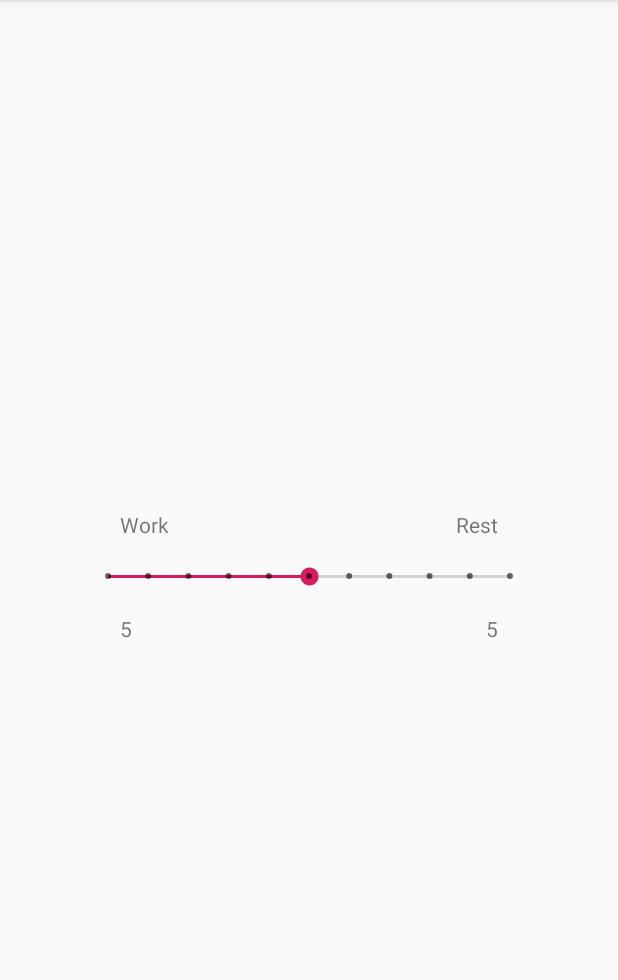
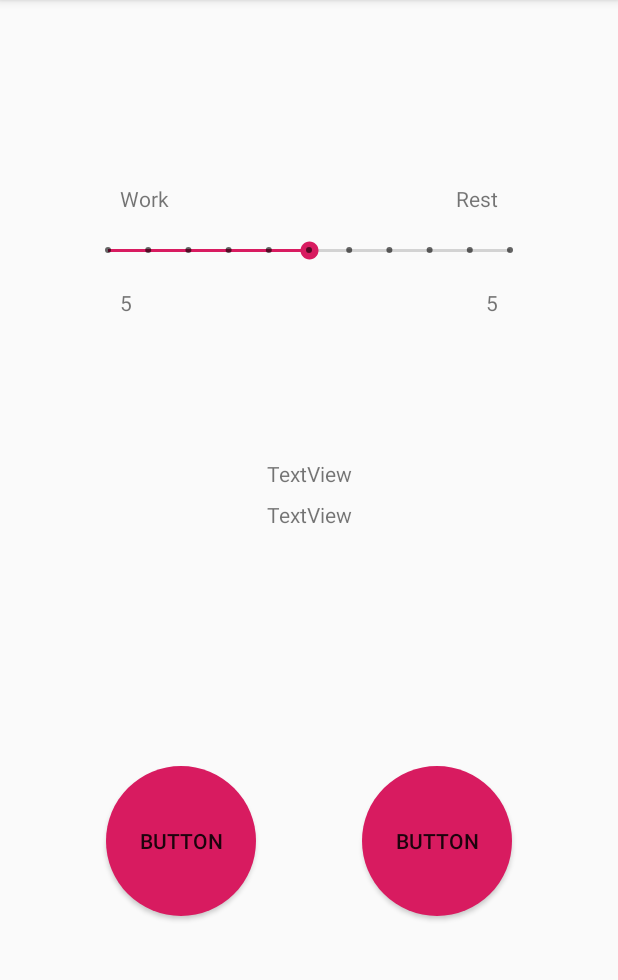
Before and after one commit to kirillkhudiakov/work-life-balance, an Android app: the screen it shows after launch (MainActivity), on a phone screen of 412 x 824 dp, the part 84-1064 px from its top. Run offline under Robolectric (Android 15) with nearby library versions, the phone set to English and light mode, and no system bars; our stand-ins replace data binding.

Commit message:
finished layout constraints

```diff
--- /dev/null
+++ b/app/src/main/res/drawable/circle.xml
@@ -0,0 +1,6 @@
+<?xml version="1.0" encoding="utf-8"?>
+<shape xmlns:android="http://schemas.android.com/apk/res/android"
+    android:shape="oval">
+    <solid
+        android:color="@color/colorAccent"/>
+</shape>
--- a/app/src/main/res/layout/activity_main.xml
+++ b/app/src/main/res/layout/activity_main.xml
@@ -21,10 +21,10 @@
             android:layout_height="wrap_content"
             android:max="10"
             android:progress="5"
-            app:layout_constraintBottom_toBottomOf="parent"
+            app:layout_constraintBottom_toTopOf="@+id/time_text"
             app:layout_constraintEnd_toEndOf="parent"
             app:layout_constraintStart_toStartOf="parent"
-            app:layout_constraintTop_toTopOf="parent"/>
+            app:layout_constraintTop_toTopOf="parent" />
 
         <TextView
             android:id="@+id/work_label_text"
@@ -40,8 +40,8 @@
             android:id="@+id/rest_label_text"
             android:layout_width="wrap_content"
             android:layout_height="wrap_content"
+            android:layout_marginEnd="@dimen/spacing_large"
             android:layout_marginBottom="@dimen/spacing_medium"
-            android:layout_marginEnd="@dimen/spacing_large"
             android:text="@string/rest"
             app:layout_constraintBottom_toTopOf="@+id/seek_bar"
             app:layout_constraintEnd_toEndOf="@+id/seek_bar" />
@@ -50,11 +50,12 @@
             android:id="@+id/work_value_text"
             android:layout_width="wrap_content"
             android:layout_height="wrap_content"
+            android:layout_marginStart="@dimen/spacing_large"
             android:layout_marginTop="@dimen/spacing_medium"
-            android:layout_marginStart="@dimen/spacing_large"
             android:text="@{String.valueOf(viewModel.workRatio)}"
             app:layout_constraintStart_toStartOf="@+id/seek_bar"
-            app:layout_constraintTop_toBottomOf="@+id/seek_bar" />
+            app:layout_constraintTop_toBottomOf="@+id/seek_bar"
+            tools:text="5" />
 
         <TextView
             android:id="@+id/rest_value_text"
@@ -64,7 +65,52 @@
             android:layout_marginEnd="@dimen/spacing_large"
             android:text="@{String.valueOf(viewModel.restRatio)}"
             app:layout_constraintEnd_toEndOf="@+id/seek_bar"
-            app:layout_constraintTop_toBottomOf="@+id/seek_bar" />
+            app:layout_constraintTop_toBottomOf="@+id/seek_bar"
+            tools:text="5" />
+
+        <TextView
+            android:id="@+id/status_text"
+            android:layout_width="wrap_content"
+            android:layout_height="wrap_content"
+            android:layout_marginBottom="@dimen/spacing_small"
+            android:text="TextView"
+            app:layout_constraintBottom_toTopOf="@+id/time_text"
+            app:layout_constraintEnd_toEndOf="parent"
+            app:layout_constraintStart_toStartOf="parent"
+            tools:text="Elapsed time" />
+
+        <TextView
+            android:id="@+id/time_text"
+            android:layout_width="wrap_content"
+            android:layout_height="wrap_content"
+            android:text="TextView"
+            app:layout_constraintBottom_toTopOf="@+id/work_button"
+            app:layout_constraintEnd_toEndOf="parent"
+            app:layout_constraintHorizontal_chainStyle="packed"
+            app:layout_constraintStart_toStartOf="parent"
+            app:layout_constraintTop_toBottomOf="@+id/seek_bar"
+            tools:text="11:58" />
+
+        <Button
+            android:id="@+id/work_button"
+            android:layout_width="100dp"
+            android:layout_height="100dp"
+            android:background="@drawable/circle"
+            android:text="Button"
+            app:layout_constraintBottom_toBottomOf="parent"
+            app:layout_constraintEnd_toStartOf="@+id/rest_button"
+            app:layout_constraintStart_toStartOf="parent"
+            app:layout_constraintTop_toBottomOf="@+id/time_text" />
+
+        <Button
+            android:id="@+id/rest_button"
+            android:layout_width="100dp"
+            android:layout_height="100dp"
+            android:background="@drawable/circle"
+            android:text="Button"
+            app:layout_constraintBaseline_toBaselineOf="@+id/work_button"
+            app:layout_constraintEnd_toEndOf="parent"
+            app:layout_constraintStart_toEndOf="@+id/work_button" />
 
     </androidx.constraintlayout.widget.ConstraintLayout>
 </layout>
--- a/app/src/main/res/values/dimens.xml
+++ b/app/src/main/res/values/dimens.xml
@@ -1,5 +1,6 @@
 <?xml version="1.0" encoding="utf-8"?>
 <resources>
+    <dimen name="spacing_small">8dp</dimen>
     <dimen name="spacing_medium">16dp</dimen>
     <dimen name="spacing_large">24dp</dimen>
 </resources>
```
